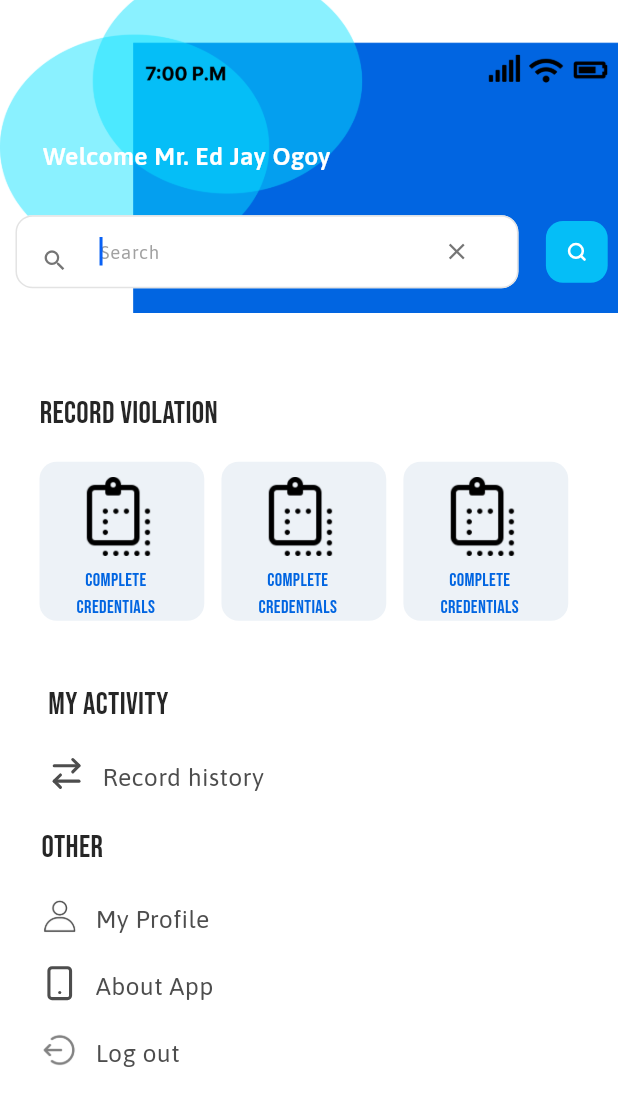
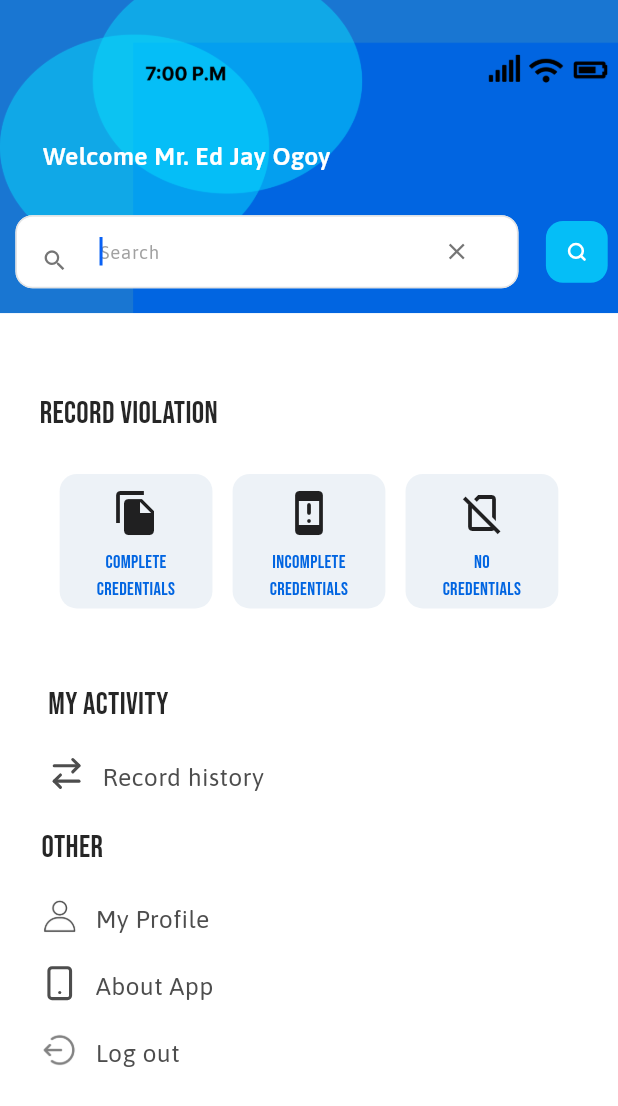
Before and after one commit to lansoyyy/enforce_now, a Flutter app: the MainMenuScreen screen opened by its route, on a phone screen of 412 x 824 dp. Shown: the top 1106 px of the screen. Run offline on Flutter 3.47's test engine with Material 3 defaults, Android fonts, the phone set to English and light mode, and no system bars; our stand-ins replace cached_network_image, cloud_firestore, firebase_auth, firebase_core, flutter_svg, fluttertoast; accounts and stored records are empty.

Commit message:
fixed layout

```diff
--- a/lib/presentation/abou_the_app_screen/abou_the_app_screen.dart
+++ b/lib/presentation/abou_the_app_screen/abou_the_app_screen.dart
@@ -87,11 +87,7 @@ class AbouTheAppScreen extends StatelessWidget {
           Align(
               alignment: Alignment.topCenter,
               child: Container(
-                  padding: EdgeInsets.symmetric(vertical: 28.v),
-                  decoration: BoxDecoration(
-                      image: DecorationImage(
-                          image: AssetImage(ImageConstant.imgGroup156),
-                          fit: BoxFit.cover)),
+                  decoration: BoxDecoration(color: Colors.blue),
                   child: Column(mainAxisSize: MainAxisSize.min, children: [
                     CustomAppBar(
                         leadingWidth: 41.h,
--- a/lib/presentation/main_menu_screen/main_menu_screen.dart
+++ b/lib/presentation/main_menu_screen/main_menu_screen.dart
@@ -1,4 +1,3 @@
-import '../main_menu_screen/widgets/complete_item_widget.dart';
 import 'package:enforcenow/core/app_export.dart';
 import 'package:enforcenow/widgets/custom_icon_button.dart';
 import 'package:enforcenow/widgets/custom_search_view.dart';
@@ -117,6 +116,7 @@ class MainMenuScreen extends StatelessWidget {
     return Container(
         padding: EdgeInsets.symmetric(horizontal: 6.h, vertical: 16.v),
         decoration: BoxDecoration(
+            color: Colors.blue[700],
             image: DecorationImage(
                 image: AssetImage(ImageConstant.imgGroup156),
                 fit: BoxFit.cover)),
@@ -158,19 +158,124 @@ class MainMenuScreen extends StatelessWidget {
           Text("Record violation", style: theme.textTheme.titleLarge),
           SizedBox(height: 17.v),
           SizedBox(
-              height: 103.v,
-              child: ListView.separated(
-                  padding: EdgeInsets.only(right: 4.h),
-                  scrollDirection: Axis.horizontal,
-                  separatorBuilder: (context, index) {
-                    return SizedBox(width: 10.h);
+            height: 103.v,
+            child: Row(
+              mainAxisAlignment: MainAxisAlignment.spaceEvenly,
+              children: [
+                GestureDetector(
+                  onTap: () {
+                    onTapComplete(context);
                   },
-                  itemCount: 3,
-                  itemBuilder: (context, index) {
-                    return CompleteItemWidget(onTapComplete: () {
-                      onTapComplete(context);
-                    });
-                  }))
+                  child: Container(
+                    padding: EdgeInsets.symmetric(
+                      horizontal: 20.h,
+                      vertical: 4.v,
+                    ),
+                    decoration: AppDecoration.fillBlueGray.copyWith(
+                      borderRadius: BorderRadiusStyle.roundedBorder10,
+                    ),
+                    child: Column(
+                      mainAxisSize: MainAxisSize.min,
+                      crossAxisAlignment: CrossAxisAlignment.center,
+                      mainAxisAlignment: MainAxisAlignment.end,
+                      children: [
+                        SizedBox(height: 6.v),
+                        Icon(
+                          Icons.file_copy,
+                          size: 32,
+                        ),
+                        SizedBox(height: 7.v),
+                        SizedBox(
+                          width: 49.h,
+                          child: Text(
+                            "Complete credentials",
+                            maxLines: 2,
+                            overflow: TextOverflow.ellipsis,
+                            textAlign: TextAlign.center,
+                            style: CustomTextStyles.bodySmallBebasNeueBlue700,
+                          ),
+                        ),
+                      ],
+                    ),
+                  ),
+                ),
+                GestureDetector(
+                  onTap: () {
+                    onTapComplete(context);
+                  },
+                  child: Container(
+                    padding: EdgeInsets.symmetric(
+                      horizontal: 20.h,
+                      vertical: 4.v,
+                    ),
+                    decoration: AppDecoration.fillBlueGray.copyWith(
+                      borderRadius: BorderRadiusStyle.roundedBorder10,
+                    ),
+                    child: Column(
+                      mainAxisSize: MainAxisSize.min,
+                      crossAxisAlignment: CrossAxisAlignment.center,
+                      mainAxisAlignment: MainAxisAlignment.end,
+                      children: [
+                        SizedBox(height: 6.v),
+                        Icon(
+                          Icons.system_security_update_warning_rounded,
+                          size: 32,
+                        ),
+                        SizedBox(height: 7.v),
+                        SizedBox(
+                          width: 49.h,
+                          child: Text(
+                            "Incomplete credentials",
+                            maxLines: 2,
+                            overflow: TextOverflow.ellipsis,
+                            textAlign: TextAlign.center,
+                            style: CustomTextStyles.bodySmallBebasNeueBlue700,
+                          ),
+                        ),
+                      ],
+                    ),
+                  ),
+                ),
+                GestureDetector(
+                  onTap: () {
+                    onTapComplete(context);
+                  },
+                  child: Container(
+                    padding: EdgeInsets.symmetric(
+                      horizontal: 20.h,
+                      vertical: 4.v,
+                    ),
+                    decoration: AppDecoration.fillBlueGray.copyWith(
+                      borderRadius: BorderRadiusStyle.roundedBorder10,
+                    ),
+                    child: Column(
+                      mainAxisSize: MainAxisSize.min,
+                      crossAxisAlignment: CrossAxisAlignment.center,
+                      mainAxisAlignment: MainAxisAlignment.end,
+                      children: [
+                        SizedBox(height: 6.v),
+                        Icon(
+                          Icons.no_sim_outlined,
+                          size: 32,
+                        ),
+                        SizedBox(height: 7.v),
+                        SizedBox(
+                          width: 49.h,
+                          child: Text(
+                            "No credentials",
+                            maxLines: 2,
+                            overflow: TextOverflow.ellipsis,
+                            textAlign: TextAlign.center,
+                            style: CustomTextStyles.bodySmallBebasNeueBlue700,
+                          ),
+                        ),
+                      ],
+                    ),
+                  ),
+                ),
+              ],
+            ),
+          )
         ]));
   }
 
--- a/lib/presentation/main_menu_screen/widgets/complete_item_widget.dart
+++ b/lib/presentation/main_menu_screen/widgets/complete_item_widget.dart
@@ -1,4 +1,3 @@
-import 'package:enforcenow/core/app_export.dart';
 import 'package:flutter/material.dart';
 
 // ignore: must_be_immutable
@@ -14,46 +13,6 @@ class CompleteItemWidget extends StatelessWidget {
 
   @override
   Widget build(BuildContext context) {
-    return SizedBox(
-      width: 96.h,
-      child: GestureDetector(
-        onTap: () {
-          onTapComplete!.call();
-        },
-        child: Container(
-          padding: EdgeInsets.symmetric(
-            horizontal: 20.h,
-            vertical: 4.v,
-          ),
-          decoration: AppDecoration.fillBlueGray.copyWith(
-            borderRadius: BorderRadiusStyle.roundedBorder10,
-          ),
-          child: Column(
-            mainAxisSize: MainAxisSize.min,
-            crossAxisAlignment: CrossAxisAlignment.start,
-            mainAxisAlignment: MainAxisAlignment.end,
-            children: [
-              SizedBox(height: 6.v),
-              CustomImageView(
-                imagePath: ImageConstant.imgCopyToClipboard,
-                height: 51.adaptSize,
-                width: 51.adaptSize,
-              ),
-              SizedBox(height: 7.v),
-              SizedBox(
-                width: 49.h,
-                child: Text(
-                  "Complete credentials",
-                  maxLines: 2,
-                  overflow: TextOverflow.ellipsis,
-                  textAlign: TextAlign.center,
-                  style: CustomTextStyles.bodySmallBebasNeueBlue700,
-                ),
-              ),
-            ],
-          ),
-        ),
-      ),
-    );
+    return SizedBox();
   }
 }
```
